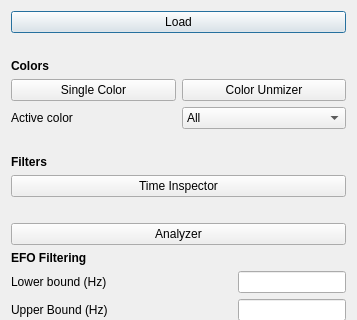
Above: pyminflux/ui/wizard.ui from bsse-scf/pyMINFLUX before the change; both pictures show x 0 to 357 and y 0 to 320 of the 357 by 939 pixel window. Below: the same form after it.
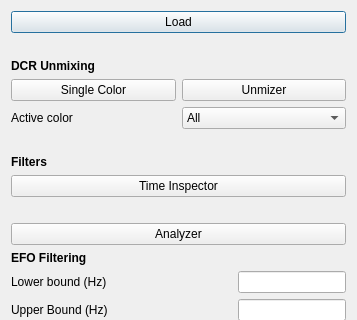
That is the form after the change.

Commit message:
UI tweaks in the Wizard section "Color Unmixing".
Refs #53

Patch:
```diff
--- a/pyminflux/ui/wizard.ui
+++ b/pyminflux/ui/wizard.ui
@@ -72,7 +72,7 @@
         </font>
        </property>
        <property name="text">
-        <string>Colors</string>
+        <string>DCR Unmixing</string>
        </property>
       </widget>
      </item>
@@ -88,7 +88,7 @@
        <item>
         <widget class="QPushButton" name="pbColorUnmixer">
          <property name="text">
-          <string>Color Unmizer</string>
+          <string>Unmizer</string>
          </property>
         </widget>
        </item>
```
The commit also changes 1 other file.
